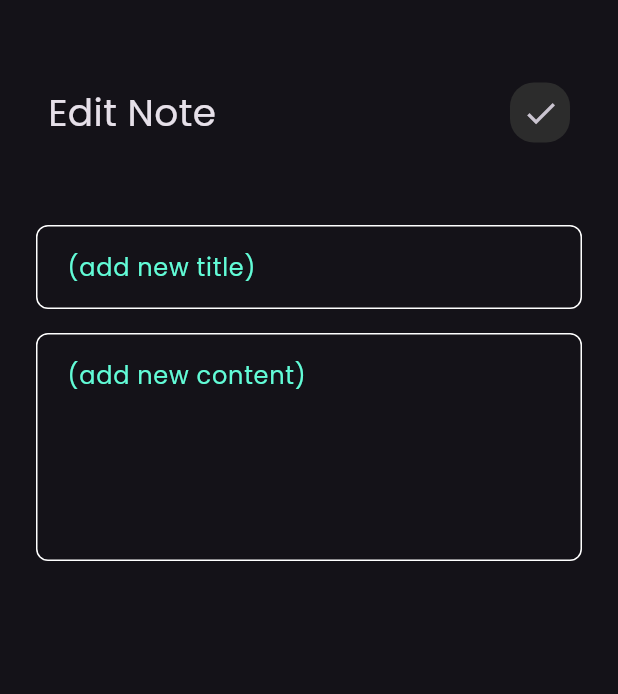
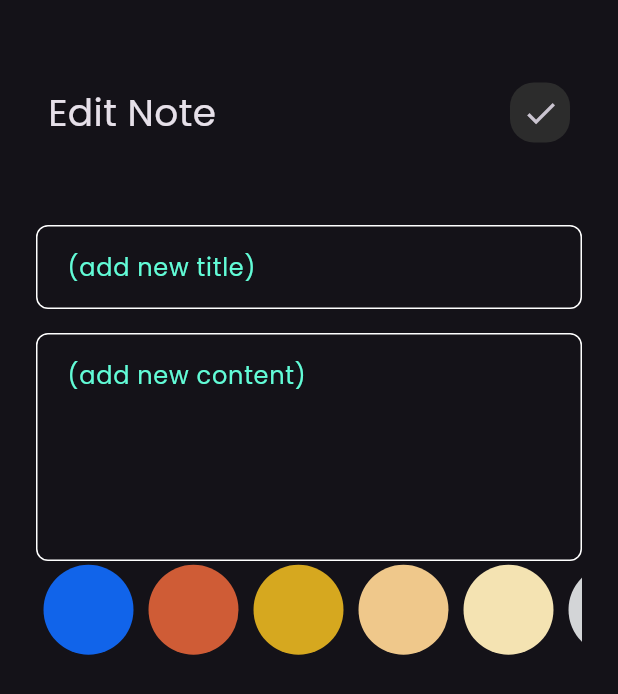
Before and after one commit to Mohamed-Emad1/notes_app, a Flutter app: the EditNotesView screen opened directly with empty values, after a tap on the "check" icon, on a phone screen of 412 x 824 dp. Shown: the top 694 px of the screen. Run offline on Flutter 3.47's test engine with Material 3 defaults, Android fonts, the phone set to English and light mode, and no system bars; our stand-ins replace bloc, flutter_bloc, font_awesome_flutter, hive, hive_flutter; accounts and stored records are empty.

Commit message:
finish app

```diff
--- a/lib/constants.dart
+++ b/lib/constants.dart
@@ -2,3 +2,12 @@ import 'package:flutter/material.dart';
 
 const kPrimaryColor =  Color(0xFF62FCD7);
 const kNotesBox = 'notes_box';
+
+const List<Color> kColors = [
+  Color(0xFF1164EA),
+  Color(0xffCF5C36),
+  Color(0xffD6A81F),
+  Color(0xffEFC88B),
+  Color(0xffF4E3B2),
+  Color(0xffD3D5D7)
+];
--- a/lib/cubits/add_note_cubit/cubit/add_note_cubit.dart
+++ b/lib/cubits/add_note_cubit/cubit/add_note_cubit.dart
@@ -1,4 +1,5 @@
 import 'package:bloc/bloc.dart';
+import 'package:flutter/material.dart';
 import 'package:hive/hive.dart';
 import 'package:meta/meta.dart';
 import 'package:notes_app/constants.dart';
@@ -9,11 +10,14 @@ part 'add_note_state.dart';
 class AddNoteCubit extends Cubit<AddNoteState> {
   AddNoteCubit() : super(AddNoteInitial());
 
+  Color color = const Color(0xffCF5C36);
   addNote(NotesModel note) async {
+    note.color = color.value;
+    // debugPrint("heloo !!!!!!!!!!!!!!!!!" + color.value.toString());
     emit(AddNoteLoading());
-
     try {
       var notBox = Hive.box<NotesModel>(kNotesBox);
+      note.color = color.value;
       await notBox.add(note);
       emit(AddNoteSuccess());
     } on Exception catch (e) {
--- a/lib/widgets/edit_notes_view_body.dart
+++ b/lib/widgets/edit_notes_view_body.dart
@@ -1,3 +1,4 @@
+import 'package:flutter/cupertino.dart';
 import 'package:flutter/material.dart';
 import 'package:flutter/widgets.dart';
 import 'package:flutter_bloc/flutter_bloc.dart';
@@ -5,6 +6,7 @@ import 'package:notes_app/cubits/notes_cubit/notes_cubit.dart';
 import 'package:notes_app/models/notes_model.dart';
 import 'package:notes_app/widgets/custom_appbar.dart';
 import 'package:notes_app/widgets/cutom_text_field.dart';
+import 'package:notes_app/widgets/edits_notes_color.dart';
 
 class EditNotesViewBody extends StatefulWidget {
   const EditNotesViewBody({super.key, required this.note});
@@ -33,6 +35,16 @@ class _EditNotesViewBodyState extends State<EditNotesViewBody> {
               widget.note.save();
               BlocProvider.of<NotesCubit>(context).fetchAllNotes();
               Navigator.pop(context);
+              ScaffoldMessenger.of(context).showSnackBar(
+                SnackBar(
+                content: Text(
+                  "Note Updated",
+                  style: Theme.of(context).textTheme.bodyLarge,
+                ),
+                backgroundColor: Colors.green,
+              )
+              );
+
             },
             title: "Edit Note",
             icon: Icons.check,
@@ -55,6 +67,9 @@ class _EditNotesViewBodyState extends State<EditNotesViewBody> {
               content = value;
             },
             maxLines: 5,
+          ),
+          EditColorsListView(
+            note: widget.note,
           )
         ],
       ),
--- /dev/null
+++ b/lib/widgets/edits_notes_color.dart
@@ -0,0 +1,50 @@
+import 'package:flutter/material.dart';
+import 'package:notes_app/constants.dart';
+import 'package:notes_app/models/notes_model.dart';
+import 'package:notes_app/widgets/colors_listview.dart';
+
+class EditColorsListView extends StatefulWidget {
+  const EditColorsListView({super.key, required this.note});
+
+  final NotesModel note;
+  @override
+  State<EditColorsListView> createState() => _EditColorsListView();
+}
+
+class _EditColorsListView extends State<EditColorsListView> {
+  late int currentIndex;
+
+  @override
+  void initState() {
+    currentIndex = kColors.indexOf(Color(widget.note.color));
+    super.initState();
+  }
+
+  @override
+  Widget build(BuildContext context) {
+    return SizedBox(
+      height: 65,
+      child: ListView.builder(
+        itemCount: kColors.length,
+        scrollDirection: Axis.horizontal,
+        itemBuilder: (context, index) {
+          return Padding(
+            padding: const EdgeInsets.symmetric(horizontal: 5),
+            child: GestureDetector(
+              onTap: () {
+                setState(() {
+                  currentIndex = index;
+                });
+                widget.note.color = kColors[index].value;
+              },
+              child: ColorItem(
+                isPicked: currentIndex == index,
+                color: kColors[index],
+              ),
+            ),
+          );
+        },
+      ),
+    );
+  }
+}
--- a/lib/widgets/notes_item.dart
+++ b/lib/widgets/notes_item.dart
@@ -26,7 +26,7 @@ class NoteItem extends StatelessWidget {
         child: Container(
           padding: const EdgeInsets.only(top: 24, bottom: 24, left: 16),
           decoration: BoxDecoration(
-            color: Colors.blue,
+            color: Color(noteModel.color),
             borderRadius: BorderRadius.circular(16),
           ),
           width: double.infinity,
```
Also changed, not shown: lib/widgets/add_form.dart (+12 -1 lines), lib/widgets/colors_listview.dart (+10 -10 lines).
